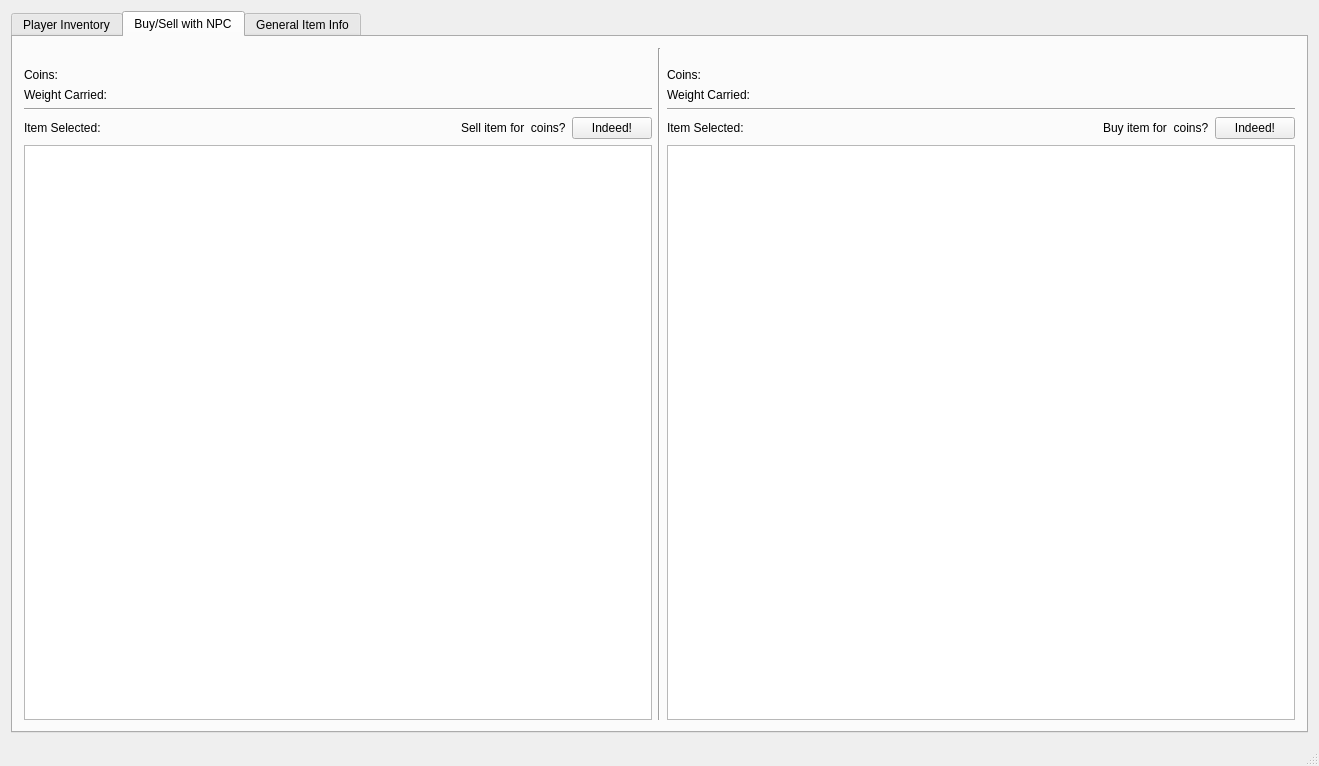
First picture: the form in QtProject/mainwindow.ui, repository Numbstrike/455, before the edit.
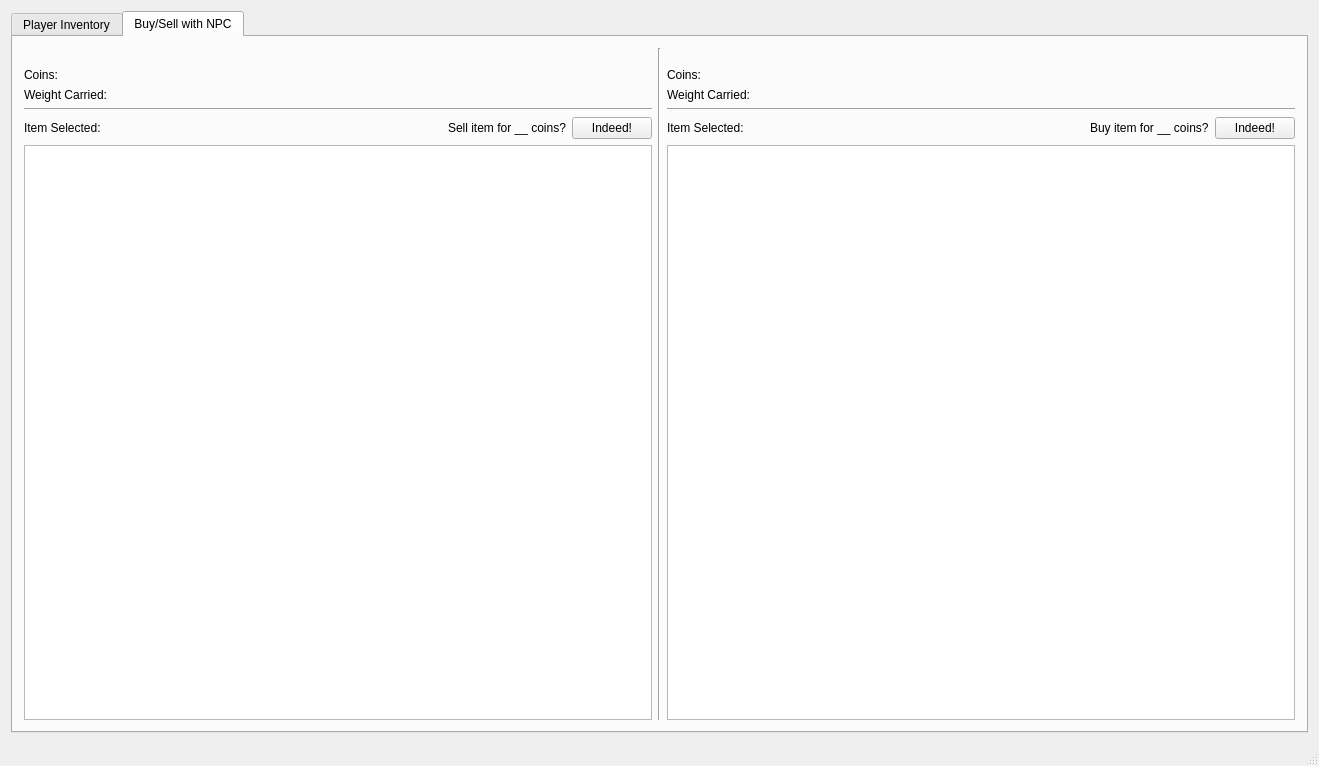
Second picture: the form after the edit. The open tabs and pages were chosen to show the change.

Commit message: Removed 'General Item Info Tab.' (Using a view for the Equipped Items display.)

Patch:
```diff
--- a/QtProject/mainwindow.ui
+++ b/QtProject/mainwindow.ui
@@ -430,7 +430,7 @@
             <item>
              <widget class="QLabel" name="pItemPrice_buySell">
               <property name="text">
-               <string>Sell item for &lt;int&gt; coins?</string>
+               <string>Sell item for __ coins?</string>
               </property>
              </widget>
             </item>
@@ -510,7 +510,7 @@
             <item>
              <widget class="QLabel" name="npcItemPrice_buySell">
               <property name="text">
-               <string>Buy item for &lt;int&gt; coins?</string>
+               <string>Buy item for __ coins?</string>
               </property>
              </widget>
             </item>
@@ -530,11 +530,6 @@
         </item>
        </layout>
       </widget>
-      <widget class="QWidget" name="itemInfoTab">
-       <attribute name="title">
-        <string>General Item Info</string>
-       </attribute>
-      </widget>
      </widget>
     </item>
    </layout>
```
Left out of the diff: 2 changed lines with no effect on the pictures. The commit also changes 1 other file.
